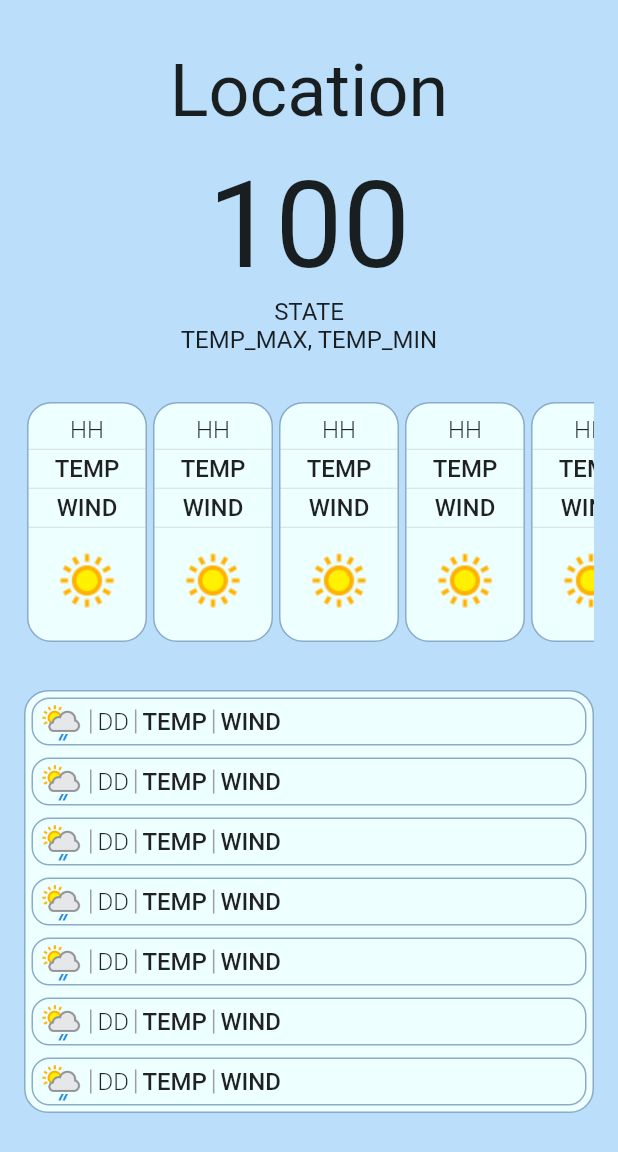
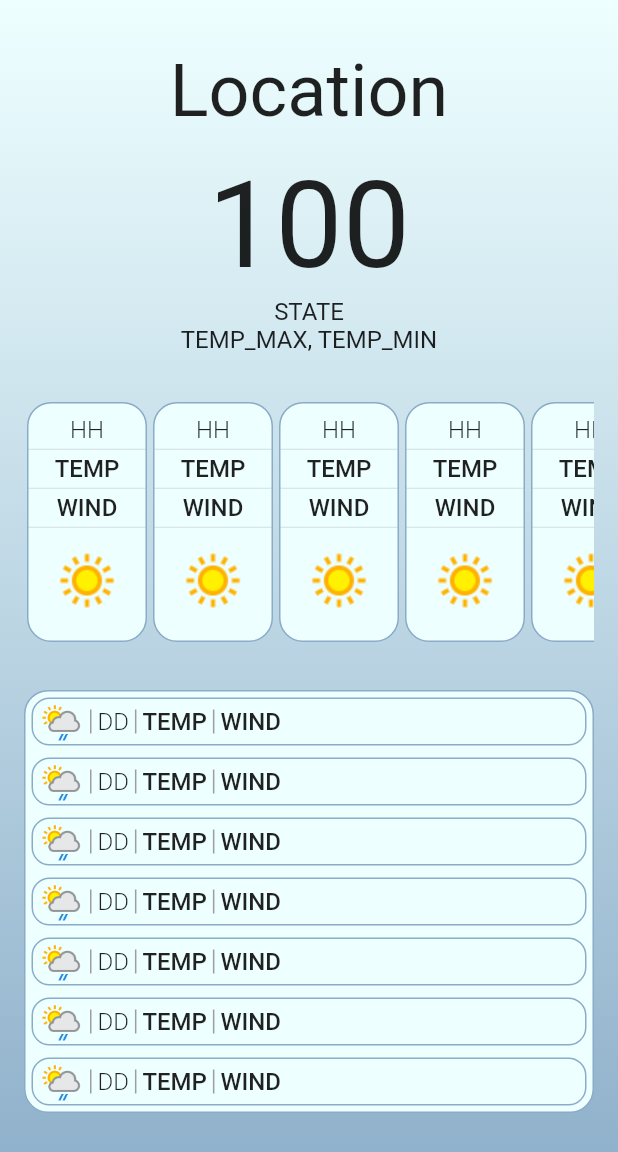
Before and after one commit to DIRRHUB/WeatherInfo, a Flutter app: the screen it shows after launch, on a phone screen of 412 x 824 dp. Shown: the top 1152 px of the screen. Run offline on Flutter 3.47's test engine with Material 2 defaults, Android fonts, the light colour scheme and no system bars.

Commit message:
Implemented Json, Model provider

```diff
--- a/lib/app.dart
+++ b/lib/app.dart
@@ -1,17 +1,23 @@
 import 'package:flutter/material.dart';
+import 'package:provider/provider.dart';
 import 'package:weather_info/widgets/home_widget.dart';
+
+import 'models/main_model.dart';
 
 class App extends StatelessWidget {
   const App({Key? key}) : super(key: key);
 
   @override
   Widget build(BuildContext context) {
-    return MaterialApp(
-      title: 'Weather Info',
-      theme: ThemeData(
-        primarySwatch: Colors.lightBlue,
+    return ChangeNotifierProvider<MainModel>(
+      create: (context) => MainModel(),
+      child: MaterialApp(
+        title: 'Weather Info',
+        theme: ThemeData(
+          primarySwatch: Colors.lightBlue,
+        ),
+        home: const HomeWidget(),
       ),
-      home: const HomeWidget(),
     );
   }
 }
--- /dev/null
+++ b/lib/domain/entities/location.dart
@@ -0,0 +1,14 @@
+import 'package:json_annotation/json_annotation.dart';
+
+part 'location.g.dart';
+
+@JsonSerializable()
+class Location {
+  final String name;
+  final String localtime;
+
+  Location({required this.name, required this.localtime});
+
+  factory Location.fromJson(Map<String, dynamic> json) =>
+      _$LocationFromJson(json);
+}
--- /dev/null
+++ b/lib/models/main_model.dart
@@ -0,0 +1,12 @@
+import 'package:flutter/material.dart';
+
+class MainModel with ChangeNotifier {
+  int _temp = 100;
+
+  int get getTemp => _temp;
+
+  void getInfo(String location) {
+
+    notifyListeners();
+  }
+}
--- a/lib/widgets/home_widget.dart
+++ b/lib/widgets/home_widget.dart
@@ -1,6 +1,6 @@
-// ignore_for_file: prefer_const_constructors
-
+import 'package:provider/provider.dart';
 import 'package:flutter/material.dart';
+import 'package:weather_info/models/main_model.dart';
 import 'package:weather_info/resources/colors.dart';
 import 'package:weather_info/resources/images.dart';
 
@@ -11,25 +11,37 @@ class HomeWidget extends StatelessWidget {
   Widget build(BuildContext context) {
     return Scaffold(
       body: Container(
-        color: AppColors.primaryColor,
+        decoration: const BoxDecoration(
+          gradient: LinearGradient(
+            begin: Alignment.topCenter,
+            end: Alignment.bottomCenter,
+            colors: [
+              AppColors.primaryLightColor,
+              AppColors.primaryDarkColor,
+            ],
+          ),
+        ),
+        child: ScrollConfiguration(
+          behavior: CustomBehavior(),
           child: ListView(
-          // ignore: prefer_const_literals_to_create_immutables
-          children: [
+            children:const[
               SizedBox(height: 32),
-            HeadWidget(),
+              HeadContent(),
               SizedBox(height: 32),
               RowHorizontalValues(),
               SizedBox(height: 32),
               ColumnValues(),
+              SizedBox(height: 32),
             ],
+          ),
         ),
       ),
     );
   }
 }
 
-class HeadWidget extends StatelessWidget {
-  const HeadWidget({
+class HeadContent extends StatelessWidget {
+  const HeadContent({
     Key? key,
   }) : super(key: key);
 
@@ -38,14 +50,20 @@ class HeadWidget extends StatelessWidget {
     return Column(
       mainAxisAlignment: MainAxisAlignment.center,
       children: [
-        Text("Location", style: TextStyle(fontSize: 48)),
-        SizedBox(height: 16),
-        Text("100", style: TextStyle(fontSize: 80)),
-        Text(
+        const FittedBox(
+          child: Text("Location",
+              style: TextStyle(
+                fontSize: 48,
+              )),
+        ),
+        const SizedBox(height: 16),
+        Text(context.watch<MainModel>().getTemp.toString(),
+            style: const TextStyle(fontSize: 80)),
+        const Text(
           "STATE",
           style: TextStyle(fontSize: 16),
         ),
-        Text(
+        const Text(
           "TEMP_MAX, TEMP_MIN",
           style: TextStyle(fontSize: 16),
         ),
@@ -135,7 +153,8 @@ class RowHorizontalValues extends StatelessWidget {
       child: Container(
         width: double.infinity,
         height: 160,
-        color: AppColors.primaryColor,
+        child: ScrollConfiguration(
+          behavior: CustomBehavior(),
           child: ListView.builder(
             scrollDirection: Axis.horizontal,
             itemCount: 6,
@@ -156,6 +175,7 @@ class RowHorizontalValues extends StatelessWidget {
                 ),
               );
             },
+          ),
         ),
       ),
     );
@@ -223,13 +243,13 @@ class ColumnValues extends StatelessWidget {
         child: Column(
           crossAxisAlignment: CrossAxisAlignment.start,
           children: [
-            DayValues(),
-            DayValues(),
-            DayValues(),
-            DayValues(),
-            DayValues(),
-            DayValues(),
-            DayValues(),
+            const DayValues(),
+            const DayValues(),
+            const DayValues(),
+            const DayValues(),
+            const DayValues(),
+            const DayValues(),
+            const DayValues(),
           ],
         ),
       ),
@@ -311,3 +331,11 @@ class VerticalDividerWidget extends StatelessWidget {
     );
   }
 }
+
+class CustomBehavior extends ScrollBehavior {
+  @override
+  Widget buildViewportChrome(
+      BuildContext context, Widget child, AxisDirection axisDirection) {
+    return child;
+  }
+}
--- a/pubspec.yaml
+++ b/pubspec.yaml
@@ -29,6 +29,8 @@ environment:
 dependencies:
   flutter:
     sdk: flutter
+  provider: ^6.0.2
+  json_annotation: ^4.5.0
 
 
   # The following adds the Cupertino Icons font to your application.
@@ -38,6 +40,8 @@ dependencies:
 dev_dependencies:
   flutter_test:
     sdk: flutter
+  build_runner:
+  json_serializable: ^6.2.0
 
   # The "flutter_lints" package below contains a set of recommended lints to
   # encourage good coding practices. The lint set provided by the package is
```
Also changed, not shown: lib/domain/api_clients/json_coder.dart (added, +12 -0 lines), lib/domain/entities/app_forecast.dart (added, +21 -0 lines), lib/domain/entities/condition.dart (added, +14 -0 lines), lib/domain/entities/current.dart (added, +16 -0 lines), lib/domain/entities/day.dart (added, +27 -0 lines), lib/domain/entities/day_object.dart (added, +16 -0 lines), lib/domain/entities/forecast.dart (added, +13 -0 lines), lib/domain/entities/hour_object.dart (added, +24 -0 lines), lib/widgets/city_menu_widget.dart (added, +12 -0 lines), lib/domain/entities/app_forecast.g.dart (added), lib/domain/entities/condition.g.dart (added), lib/domain/entities/current.g.dart (added), lib/domain/entities/day.g.dart (added), lib/domain/entities/day_object.g.dart (added), 4 more files. Lines whose indentation alone changed are shown as unchanged.
